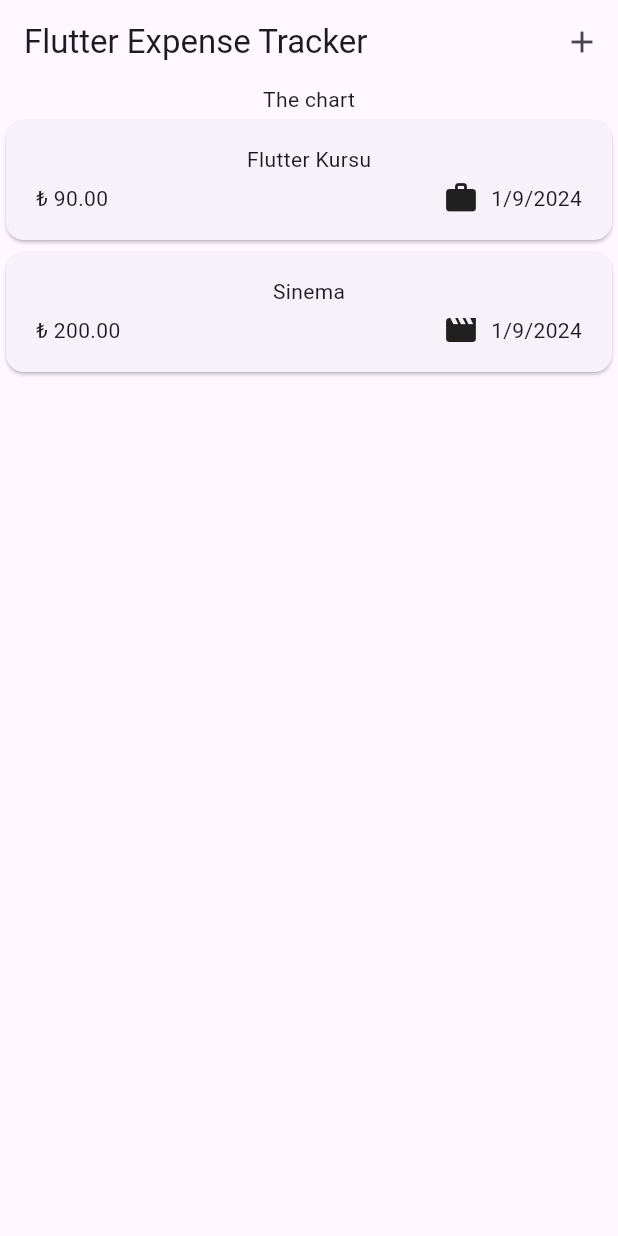
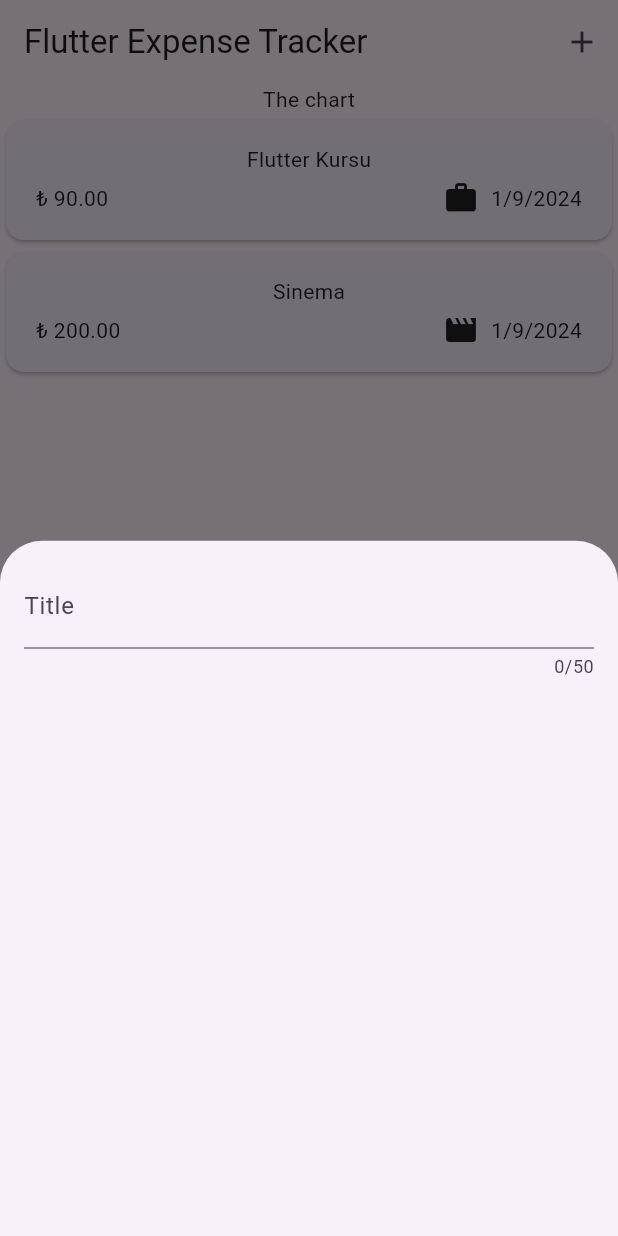
Before and after one commit to Emmet47/expense-tracker-app, a Flutter app: the screen it shows after launch, after a tap on the "add" icon, on a phone screen of 412 x 824 dp. Run offline on Flutter 3.47's test engine with Material 3 defaults, Android fonts, the phone set to English and light mode, and no system bars.

Commit message:
Text Input Added

```diff
--- /dev/null
+++ b/lib/new_expense.dart
@@ -0,0 +1,29 @@
+import 'package:flutter/material.dart';
+
+class NewExpense extends StatefulWidget {
+  const NewExpense({super.key});
+
+  @override
+  State<StatefulWidget> createState() {
+    return _NewExpenseState();
+  }
+}
+
+class _NewExpenseState extends State<NewExpense> {
+  @override
+  Widget build(BuildContext context) {
+    return const Padding(
+      padding: EdgeInsets.all(16),
+      child: Column(
+        children: [
+          TextField(
+            maxLength: 50,
+            decoration: InputDecoration(
+              label: Text('Title'),
+            ),
+          ),
+        ],
+      ),
+    );
+  }
+}
--- a/lib/widgets/expenses.dart
+++ b/lib/widgets/expenses.dart
@@ -1,3 +1,4 @@
+import 'package:expense_tracker_app/new_expense.dart';
 import 'package:expense_tracker_app/widgets/expenses_list/expenses_list.dart';
 import 'package:expense_tracker_app/models.dart/expense.dart';
 import 'package:flutter/material.dart';
@@ -25,6 +26,14 @@ class _ExpensesState extends State<Expenses> {
       category: Category.leisure,
     ),
   ];
+
+  void _openAddExpenseOverlay() {
+    showModalBottomSheet(
+      context: context,
+      builder: (ctx) => const NewExpense(),
+    );
+  }
+
   @override
   Widget build(BuildContext context) {
     return Scaffold(
@@ -32,7 +41,7 @@ class _ExpensesState extends State<Expenses> {
         title: const Text('Flutter Expense Tracker'),
         actions: [
           IconButton(
-            onPressed: () {},
+            onPressed: _openAddExpenseOverlay,
             icon: const Icon(Icons.add),
           ),
         ],
```
